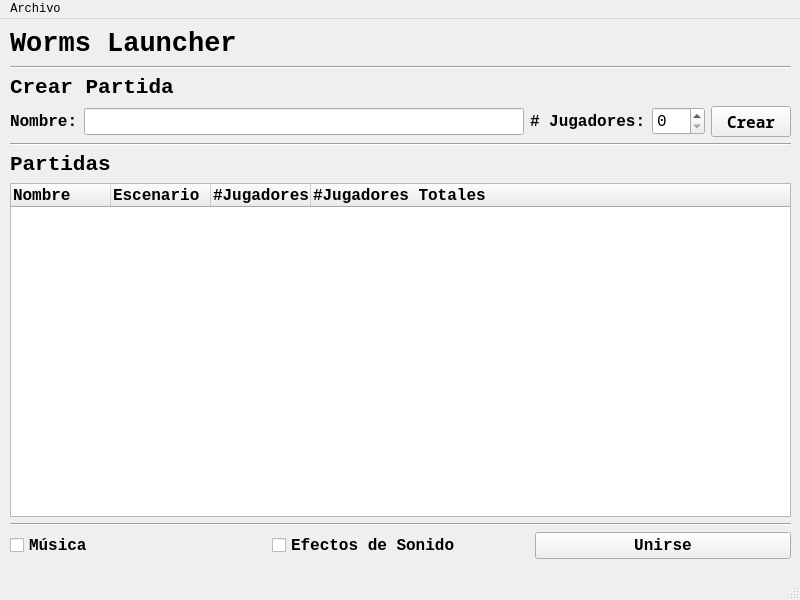
The window that client/launcher/launcher.ui (NicolasZanardo/Taller1-2023-2c-Worms) describes before a commit, drawn with Qt 5.
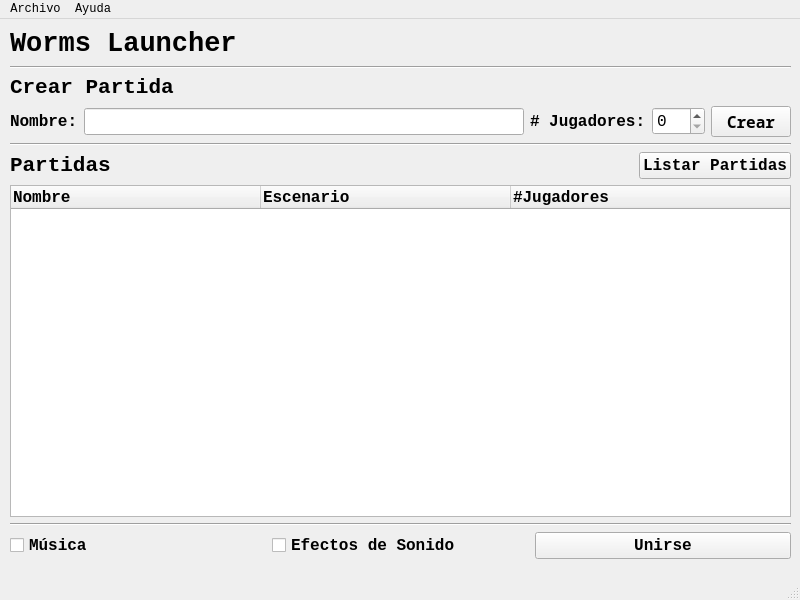
The same window after the commit.

```diff
--- a/client/launcher/launcher.ui
+++ b/client/launcher/launcher.ui
@@ -16,6 +16,12 @@
     <verstretch>0</verstretch>
    </sizepolicy>
   </property>
+  <property name="maximumSize">
+   <size>
+    <width>800</width>
+    <height>600</height>
+   </size>
+  </property>
   <property name="font">
    <font>
     <family>Monospace</family>
@@ -144,6 +150,8 @@
       </widget>
      </item>
      <item>
+      <layout class="QHBoxLayout" name="horizontalLayoutList">
+       <item>
       <widget class="QLabel" name="labelList">
        <property name="font">
         <font>
@@ -158,7 +166,42 @@
       </widget>
      </item>
      <item>
+        <spacer name="horizontalSpacer">
+         <property name="orientation">
+          <enum>Qt::Horizontal</enum>
+         </property>
+         <property name="sizeHint" stdset="0">
+          <size>
+           <width>40</width>
+           <height>20</height>
+          </size>
+         </property>
+        </spacer>
+       </item>
+       <item>
+        <widget class="QPushButton" name="pushButtonJoin_2">
+         <property name="font">
+          <font>
+           <family>Monospace</family>
+           <pointsize>12</pointsize>
+           <bold>true</bold>
+          </font>
+         </property>
+         <property name="text">
+          <string>Listar Partidas</string>
+         </property>
+        </widget>
+       </item>
+      </layout>
+     </item>
+     <item>
       <widget class="QTreeWidget" name="treeWidgetList">
+       <property name="minimumSize">
+        <size>
+         <width>0</width>
+         <height>0</height>
+        </size>
+       </property>
        <property name="font">
         <font>
          <family>Monospace</family>
@@ -166,6 +209,12 @@
          <bold>true</bold>
         </font>
        </property>
+       <attribute name="headerMinimumSectionSize">
+        <number>250</number>
+       </attribute>
+       <attribute name="headerStretchLastSection">
+        <bool>true</bool>
+       </attribute>
        <column>
         <property name="text">
          <string>Nombre</string>
@@ -178,12 +227,7 @@
        </column>
        <column>
         <property name="text">
-         <string>#Jugadores Unidos</string>
-        </property>
-       </column>
-       <column>
-        <property name="text">
-         <string>#Jugadores Totales</string>
+         <string>#Jugadores</string>
         </property>
        </column>
       </widget>
@@ -259,7 +303,16 @@
     </property>
     <addaction name="actionExit"/>
    </widget>
+   <widget class="QMenu" name="menuAyuda">
+    <property name="title">
+     <string>Ayuda</string>
+    </property>
+    <addaction name="actionObtenerAyuda"/>
+    <addaction name="separator"/>
+    <addaction name="actionAcercaDeTPWorms"/>
+   </widget>
    <addaction name="menuFile"/>
+   <addaction name="menuAyuda"/>
   </widget>
   <widget class="QStatusBar" name="statusbar"/>
   <action name="actionExit">
```
Left out of the diff: 20 changed lines with no effect on the pictures. Lines whose indentation alone changed are shown as unchanged.
